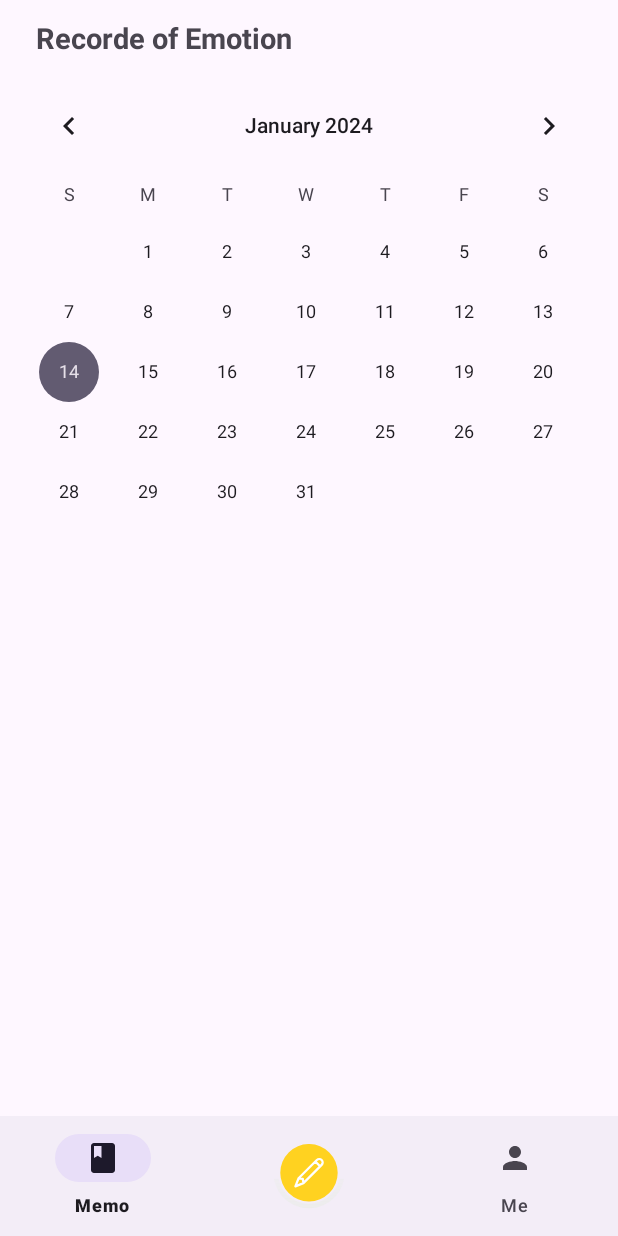
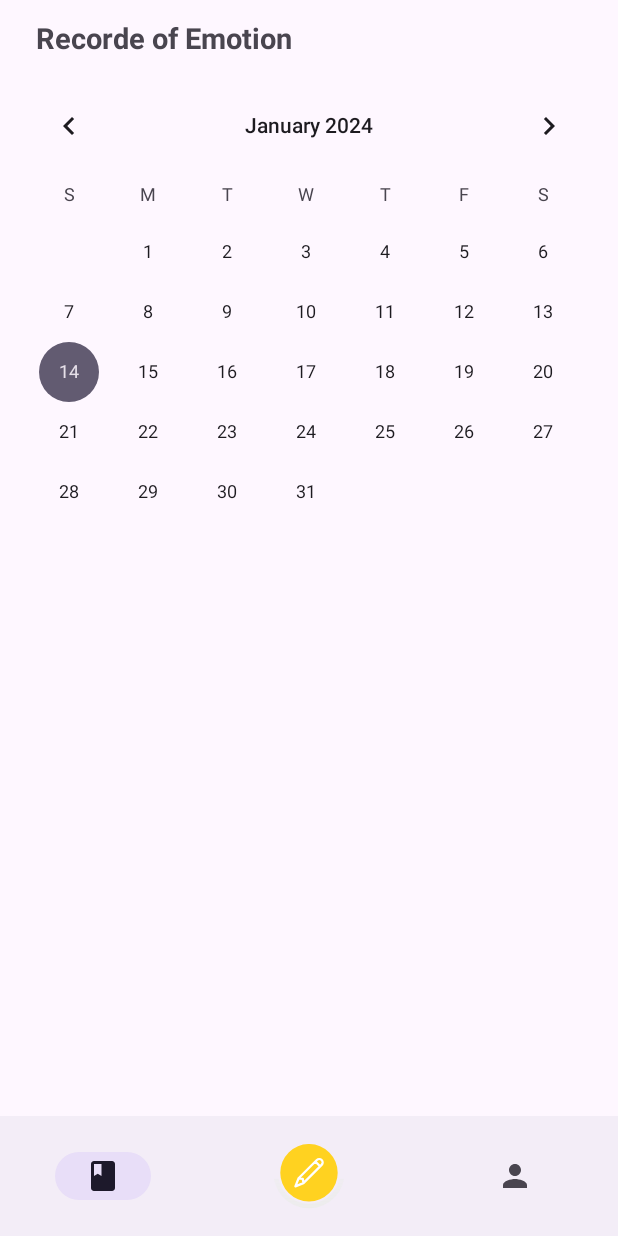
Before and after one commit to GDSC-Memotion/Memotion-Android, an Android app: the screen it shows after launch (MainActivity), on a phone screen of 412 x 824 dp. Run offline under Robolectric (Android 15) with nearby library versions, the phone set to English and light mode, and no system bars; our stand-ins replace data binding, navigation-ui.

Commit message:
Design : 디자인 변경
- bottomnavigation 의 title을 안보이게 변경

```diff
--- a/app/src/main/res/layout/activity_main.xml
+++ b/app/src/main/res/layout/activity_main.xml
@@ -22,6 +22,7 @@
             android:id="@+id/bnv_main"
             android:layout_width="match_parent"
             android:layout_height="wrap_content"
+            app:labelVisibilityMode="unlabeled"
             app:layout_constraintBottom_toBottomOf="parent"
             app:layout_constraintTop_toBottomOf="@id/fcv_main_nav_host"
             app:menu="@menu/menu_bottom_navigation" />
@@ -30,12 +31,12 @@
             android:id="@+id/iv_main_plus_diary"
             android:layout_width="wrap_content"
             android:layout_height="wrap_content"
+            android:elevation="10dp"
             android:src="@drawable/icon_diary_plus"
+            app:layout_constraintBottom_toBottomOf="@id/bnv_main"
+            app:layout_constraintEnd_toEndOf="parent"
             app:layout_constraintStart_toStartOf="parent"
-            app:layout_constraintEnd_toEndOf="parent"
-            app:layout_constraintTop_toTopOf="@id/bnv_main"
-            app:layout_constraintBottom_toBottomOf="@id/bnv_main"
-            android:elevation="10dp"/>
+            app:layout_constraintTop_toTopOf="@id/bnv_main" />
 
     </androidx.constraintlayout.widget.ConstraintLayout>
 </layout>
```
